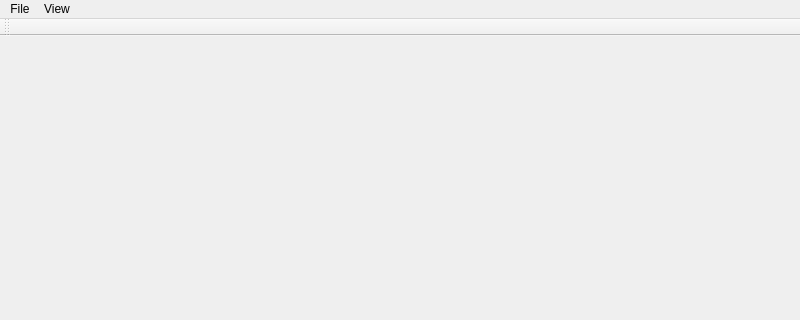
Above: CGAShapeGrammar/MainWindow.ui from gnishida/CGAShapeGrammar before the change; both pictures show x 0 to 800 and y 0 to 320 of the 800 by 600 pixel window. Below: the same form after it.
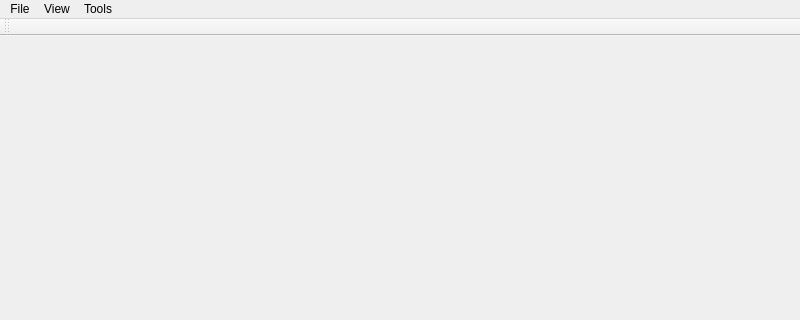
That is the form after the change.

```diff
--- a/CGAShapeGrammar/MainWindow.ui
+++ b/CGAShapeGrammar/MainWindow.ui
@@ -49,8 +49,15 @@
     <addaction name="actionRotationStart"/>
     <addaction name="actionRotationEnd"/>
    </widget>
+   <widget class="QMenu" name="menuTools">
+    <property name="title">
+     <string>Tools</string>
+    </property>
+    <addaction name="actionCamera"/>
+   </widget>
    <addaction name="menuFile"/>
    <addaction name="menuView"/>
+   <addaction name="menuTools"/>
   </widget>
   <widget class="QToolBar" name="mainToolBar">
    <attribute name="toolBarArea">
```
Left out of the diff: 5 changed lines with no effect on the pictures.
